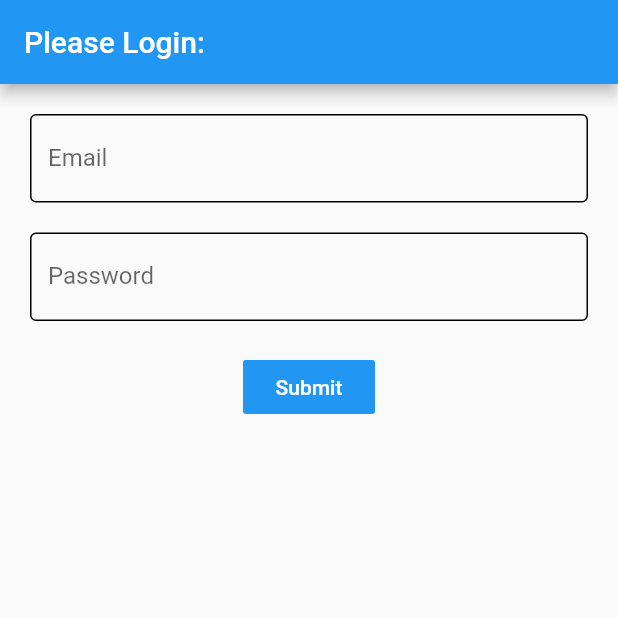
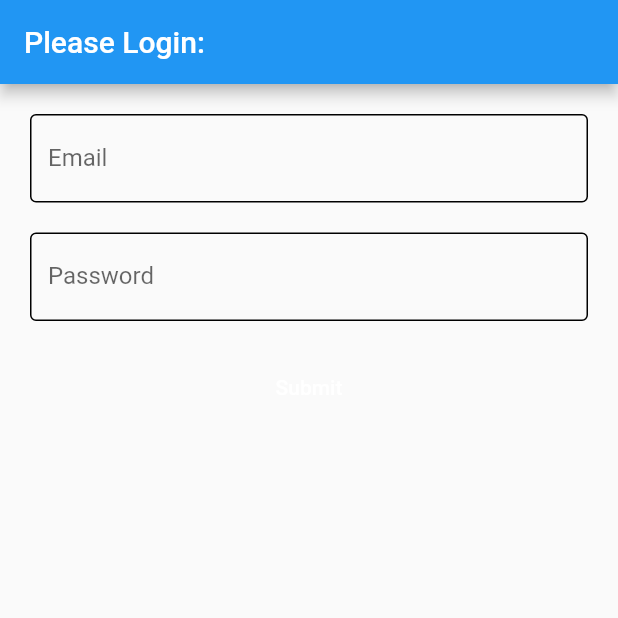
Before and after one commit to Ruzo/dart_flutter_complete, a Flutter app: the screen it shows after launch, on a phone screen of 412 x 824 dp, the top half of it. Run offline on Flutter 3.47's test engine with Material 2 defaults, Android fonts, the phone set to English and light mode, and no system bars; our stand-ins replace rxdart.

Commit message:
handleSubmit with rxdart combine

```diff
--- a/login_screen_bloc/lib/src/blocs/bloc.dart
+++ b/login_screen_bloc/lib/src/blocs/bloc.dart
@@ -1,9 +1,12 @@
 import 'dart:async';
+import 'package:rxdart/rxdart.dart';
 import '../mixins/validators.dart';
 
 class Bloc extends Object with Validators {
-  final _emailController = StreamController<String>();
-  final _passwordController = StreamController<String>();
+  final _emailController = StreamController<
+      String>.broadcast(); // Good candidate for BehaviorSubject
+  final _passwordController = StreamController<
+      String>.broadcast(); // Good candidate for BehaviorSubject
 
   Function(String) get addToEmail => _emailController.sink.add;
   Function(String) get addToPassword => _passwordController.sink.add;
@@ -12,6 +15,17 @@ class Bloc extends Object with Validators {
       _emailController.stream.transform(validateEmail);
   Stream<String> get passwordStream =>
       _passwordController.stream.transform(validatePassword);
+  Stream<Map> get validated => CombineLatestStream.combine2(
+        emailStream,
+        passwordStream,
+        (e, p) => {"email": e, "password": p},
+      );
+
+  void handleSubmit(Map user) {
+    String email = user["email"];
+    String password = user["password"];
+    print('Credentials: $email / $password');
+  }
 
   void dispose() {
     _emailController.close();
--- a/login_screen_bloc/lib/src/screens/login_screen.dart
+++ b/login_screen_bloc/lib/src/screens/login_screen.dart
@@ -1,11 +1,11 @@
 import 'package:flutter/material.dart';
-// import '../blocs/bloc.dart';
+import '../blocs/bloc.dart';
 import '../blocs/provider.dart';
 
 class LoginScreen extends StatelessWidget {
   @override
   Widget build(BuildContext context) {
-    final bloc = Provider.of(context);
+    Bloc bloc = Provider.of(context);
     return Container(
       child: Column(
         children: <Widget>[
@@ -13,14 +13,14 @@ class LoginScreen extends StatelessWidget {
           Padding(padding: EdgeInsets.all(10)),
           passwordField(bloc),
           Padding(padding: EdgeInsets.all(10)),
-          submitButton(),
+          submitButton(bloc),
         ],
       ),
     );
   }
 }
 
-Widget emailField(bloc) {
+Widget emailField(Bloc bloc) {
   return StreamBuilder<String>(
       stream: bloc.emailStream,
       builder: (context, snapshot) {
@@ -37,7 +37,7 @@ Widget emailField(bloc) {
       });
 }
 
-Widget passwordField(bloc) {
+Widget passwordField(Bloc bloc) {
   return StreamBuilder<String>(
       stream: bloc.passwordStream,
       builder: (context, snapshot) {
@@ -54,11 +54,16 @@ Widget passwordField(bloc) {
       });
 }
 
-Widget submitButton() {
-  return FlatButton(
-    child: Text('Submit'),
-    color: Colors.blue,
-    textColor: Colors.white,
-    onPressed: () => {},
-  );
+Widget submitButton(Bloc bloc) {
+  return StreamBuilder<Map>(
+      stream: bloc.validated,
+      builder: (context, snapshot) {
+        return FlatButton(
+          child: Text('Submit'),
+          color: Colors.blue,
+          textColor: Colors.white,
+          onPressed:
+              snapshot.hasData ? () => bloc.handleSubmit(snapshot.data) : null,
+        );
+      });
 }
--- a/login_screen_bloc/pubspec.yaml
+++ b/login_screen_bloc/pubspec.yaml
@@ -19,6 +19,7 @@ environment:
 dependencies:
   flutter:
     sdk: flutter
+  rxdart: ^0.21.0
 
   # The following adds the Cupertino Icons font to your application.
   # Use with the CupertinoIcons class for iOS style icons.
```
Also changed, not shown: login_screen_bloc/pubspec.lock.
